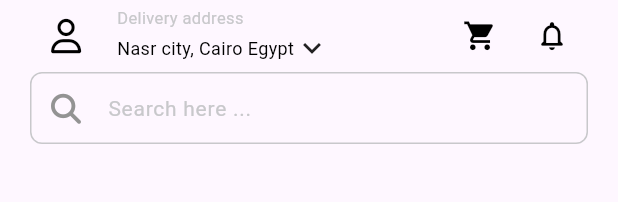
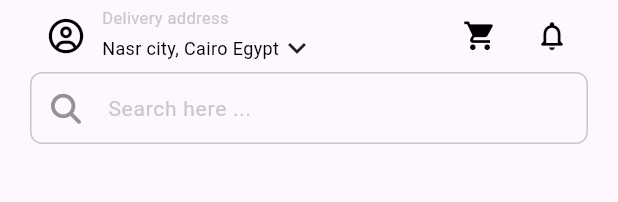
Before and after one commit to MohamedNassrr/shopy, a Flutter app: the CustomAppBar widget shown alone on an empty page, opened directly, on a phone screen of 412 x 824 dp. Shown: the top 202 px of the screen. Run offline on Flutter 3.47's test engine with Material 3 defaults, Android fonts, the phone set to English and light mode, and no system bars; our stand-ins replace bloc, carousel_slider, cloud_firestore, dartz, dio, firebase_auth and 7 more; accounts and stored records are empty; network calls fail.

Commit message:
save logging

```diff
--- a/lib/core/utils/app_router.dart
+++ b/lib/core/utils/app_router.dart
@@ -1,3 +1,4 @@
+import 'package:firebase_auth/firebase_auth.dart';
 import 'package:flutter_bloc/flutter_bloc.dart';
 import 'package:go_router/go_router.dart';
 import 'package:online_shop_app/core/services/google_auth_services.dart';
@@ -9,9 +10,9 @@ import 'package:online_shop_app/features/auth/presentation/views/register_view.d
 import 'package:online_shop_app/features/home/presentation/views/home_view.dart';
 
 abstract class AppRouter {
-  static const kLoginView = '/LoginView';
+  static const kLoginView = '/';
   static const kRegisterView = '/RegisterView';
-  static const kHomeView = '/';
+  static const kHomeView = '/HomeView';
   static const kForgetPassView = '/ForgetPasswordView';
 
   final GoogleAuthService authService;
@@ -21,6 +22,7 @@ abstract class AppRouter {
   );
 
   static final router = GoRouter(
+    initialLocation: initialLocation(),
     routes: [
       GoRoute(
         path: kLoginView,
@@ -45,5 +47,10 @@ abstract class AppRouter {
         builder: (context, state) => HomeView(),
       ),
     ],
+
   );
+ static String initialLocation(){
+   User? user = FirebaseAuth.instance.currentUser;
+   return user != null ? kHomeView : kLoginView;
+ }
 }
--- a/lib/features/home/presentation/views/widgets/custom_app_bar.dart
+++ b/lib/features/home/presentation/views/widgets/custom_app_bar.dart
@@ -20,14 +20,12 @@ class CustomAppBar extends StatelessWidget {
                   print('user pressed');
                 },
                 icon: Icon(
-                  FontAwesomeIcons.user,
+                  FontAwesomeIcons.circleUser,
                   size: 23,
                   color: Colors.black,
                 ),
               ),
-              SizedBox(
-                width: 10,
-              ),
+
               Column(
                 crossAxisAlignment: CrossAxisAlignment.start,
                 children: [
```
Also changed, not shown: 4 other files.
